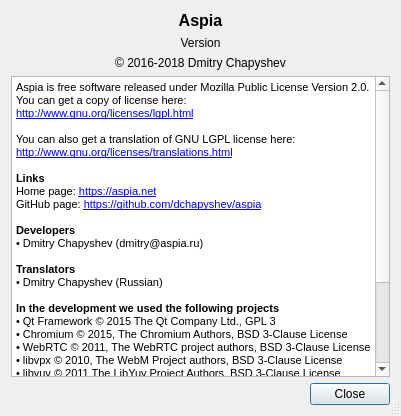
This is source/console/about_dialog.ui in dchapyshev/aspia as Qt 5 draws it before an edit. The edited form follows.
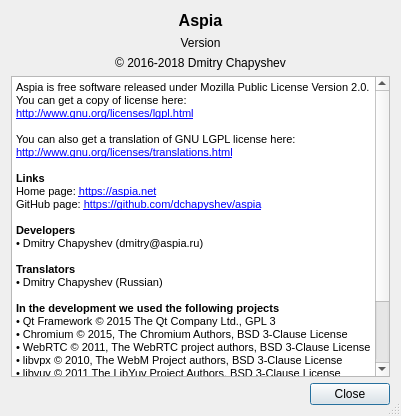
This is the edited form.

What changed in the file:
```diff
--- a/source/console/about_dialog.ui
+++ b/source/console/about_dialog.ui
@@ -86,8 +86,6 @@
 &lt;p style=&quot; margin-top:0px; margin-bottom:0px; margin-left:0px; margin-right:0px; -qt-block-indent:0; text-indent:0px;&quot;&gt;• libyuv © 2011 The LibYuv Project Authors, BSD 3-Clause License&lt;/p&gt;
 &lt;p style=&quot; margin-top:0px; margin-bottom:0px; margin-left:0px; margin-right:0px; -qt-block-indent:0; text-indent:0px;&quot;&gt;• protobuf © 2014 Google Inc., BSD 3-Clause License&lt;/p&gt;
 &lt;p style=&quot; margin-top:0px; margin-bottom:0px; margin-left:0px; margin-right:0px; -qt-block-indent:0; text-indent:0px;&quot;&gt;• zlib-ng © 1995-2013 Jean-loup Gailly and Mark Adler, Zlib License&lt;/p&gt;
-&lt;p style=&quot; margin-top:0px; margin-bottom:0px; margin-left:0px; margin-right:0px; -qt-block-indent:0; text-indent:0px;&quot;&gt;• RapidJSON © 2015 THL A29 Limited, a Tencent company, and Milo Yip, BSD License&lt;/p&gt;
-&lt;p style=&quot; margin-top:0px; margin-bottom:0px; margin-left:0px; margin-right:0px; -qt-block-indent:0; text-indent:0px;&quot;&gt;• RapidXML © 2003 Marcin Kalicinski, Boost Software License 1.0&lt;/p&gt;
 &lt;p style=&quot; margin-top:0px; margin-bottom:0px; margin-left:0px; margin-right:0px; -qt-block-indent:0; text-indent:0px;&quot;&gt;• FatCow Icons © 2009-2014 FatCow Web Hosting, Creative Commons Attribution 3.0 License&lt;/p&gt;
 &lt;p style=&quot; margin-top:0px; margin-bottom:0px; margin-left:0px; margin-right:0px; -qt-block-indent:0; text-indent:0px;&quot;&gt;• Fugue Icons © 2013 Yusuke Kamiyamane, Creative Commons Attribution 3.0 License&lt;/p&gt;&lt;/body&gt;&lt;/html&gt;</string>
      </property>
```
